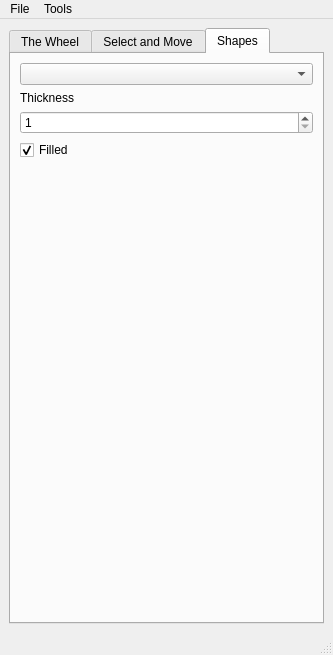
Before: the Qt Designer form main_window.ui in tortugueta/OET, drawn with Qt 5.
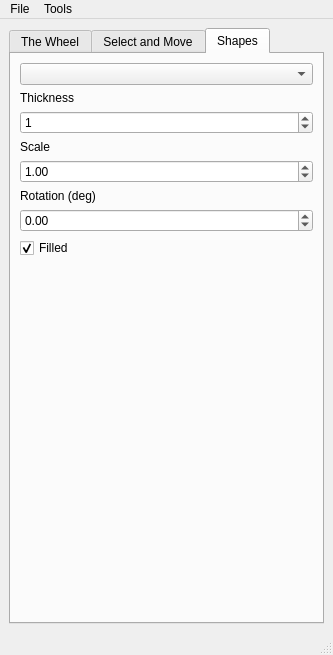
After: the same form once the commit is applied. The open tabs and pages were chosen to show the change.

Commit message: Add a third tab with simple shapes

```diff
--- a/main_window.ui
+++ b/main_window.ui
@@ -1008,7 +1008,7 @@
        <attribute name="title">
         <string>Shapes</string>
        </attribute>
-       <layout class="QVBoxLayout" name="verticalLayout_20">
+       <layout class="QVBoxLayout" name="verticalLayout_23">
         <item>
          <widget class="QComboBox" name="tab3_shapesComboBox"/>
         </item>
@@ -1030,8 +1030,38 @@
              <number>0</number>
             </property>
             <property name="minimum">
+             <double>0.000000000000000</double>
+            </property>
+            <property name="maximum">
+             <double>100.000000000000000</double>
+            </property>
+            <property name="singleStep">
              <double>1.000000000000000</double>
             </property>
+            <property name="value">
+             <double>1.000000000000000</double>
+            </property>
+           </widget>
+          </item>
+         </layout>
+        </item>
+        <item>
+         <layout class="QVBoxLayout" name="verticalLayout_20">
+          <item>
+           <widget class="QLabel" name="tab3_scaleLabel">
+            <property name="text">
+             <string>Scale</string>
+            </property>
+            <property name="buddy">
+             <cstring>tab3_scaleSpinBox</cstring>
+            </property>
+           </widget>
+          </item>
+          <item>
+           <widget class="QDoubleSpinBox" name="tab3_scaleSpinBox">
+            <property name="decimals">
+             <number>2</number>
+            </property>
             <property name="maximum">
              <double>100.000000000000000</double>
             </property>
@@ -1042,6 +1072,30 @@
           </item>
          </layout>
         </item>
+        <item>
+         <layout class="QVBoxLayout" name="verticalLayout_22">
+          <item>
+           <widget class="QLabel" name="tab3_rotationLabel">
+            <property name="text">
+             <string>Rotation (deg)</string>
+            </property>
+            <property name="buddy">
+             <cstring>tab3_rotationSpinBox</cstring>
+            </property>
+           </widget>
+          </item>
+          <item>
+           <widget class="QDoubleSpinBox" name="tab3_rotationSpinBox">
+            <property name="minimum">
+             <double>-360.000000000000000</double>
+            </property>
+            <property name="maximum">
+             <double>360.000000000000000</double>
+            </property>
+           </widget>
+          </item>
+         </layout>
+        </item>
         <item>
          <widget class="QCheckBox" name="tab3_filledCheckBox">
           <property name="text">
```
Left out of the diff: 5 changed lines with no effect on the pictures. The commit also changes 3 other files.
